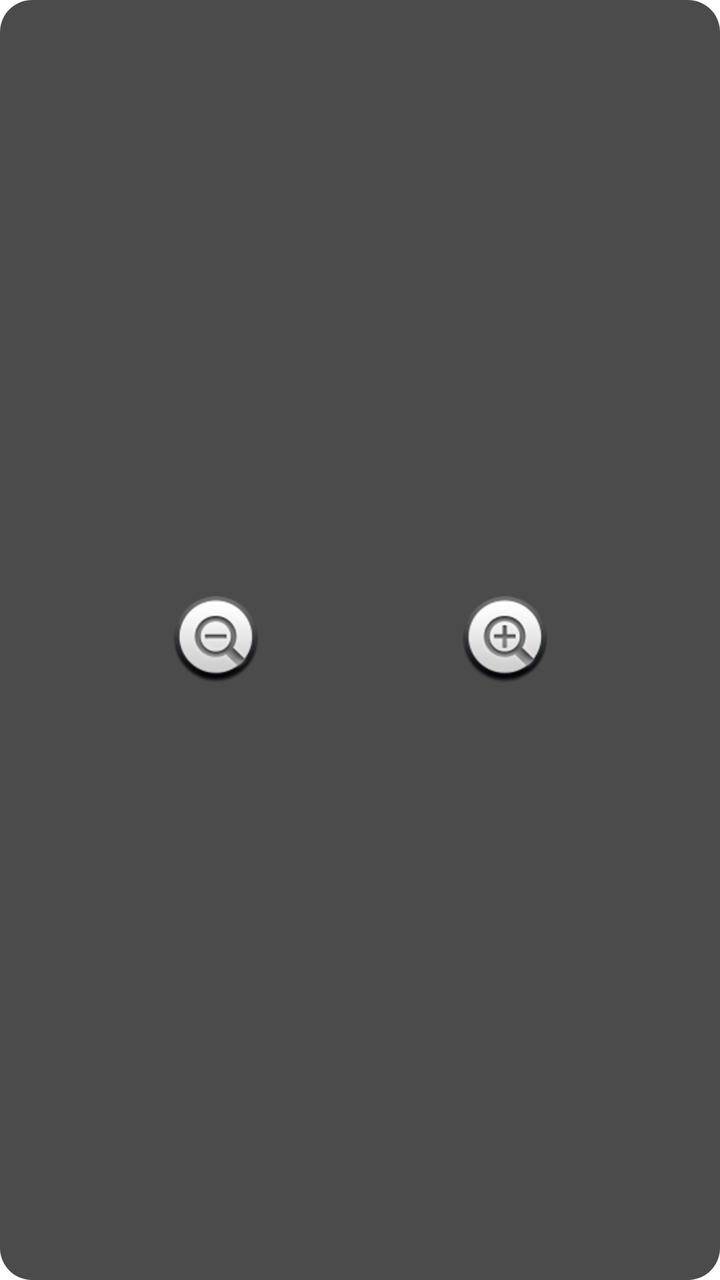
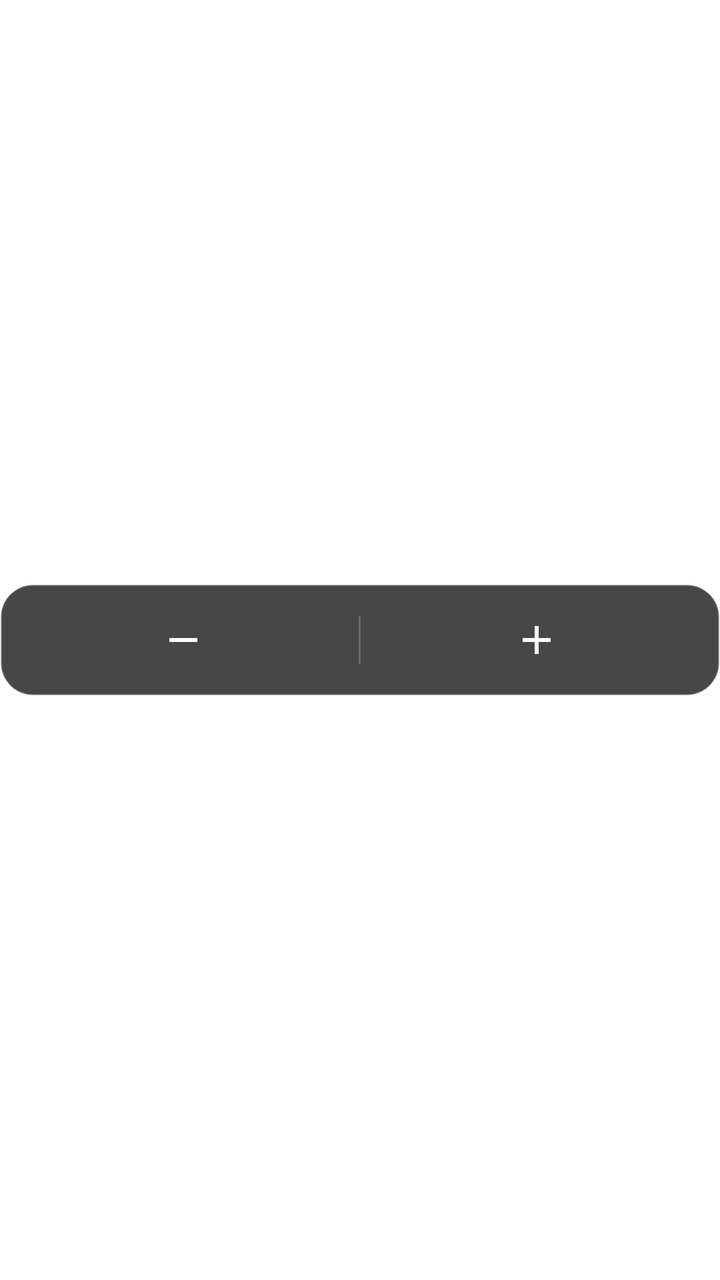

The first picture is an Android layout as it rendered before a commit; the second is the same layout after the commit. The layout source and the unified diff follow.
<!-- AndroidManifest.xml: fallback theme Theme.MaterialComponents.DayNight.NoActionBar -->
<!-- res/layout/widget_1x2.xml -->
<?xml version="1.0" encoding="utf-8"?>
<LinearLayout xmlns:android="http://schemas.android.com/apk/res/android"
    android:layout_width="match_parent"
    android:layout_height="match_parent"
    android:orientation="horizontal"
    android:padding="4dp"
    android:background="@drawable/widget_background"
    android:gravity="center">

    <ImageButton
        android:id="@+id/btn_vol_down"
        android:layout_width="0dp"
        android:layout_height="match_parent"
        android:layout_weight="1"
        android:src="@android:drawable/btn_minus"
        android:scaleType="centerInside"
        android:background="?android:attr/selectableItemBackgroundBorderless"
        android:contentDescription="Volume down" />

    <ImageButton
        android:id="@+id/btn_vol_up"
        android:layout_width="0dp"
        android:layout_height="match_parent"
        android:layout_weight="1"
        android:src="@android:drawable/btn_plus"
        android:scaleType="centerInside"
        android:background="?android:attr/selectableItemBackgroundBorderless"
        android:contentDescription="Volume up" />

</LinearLayout>
<!-- resources referenced by this layout -->
<resources>
  <!-- drawable widget_background (drawable) -->
  <?xml version="1.0" encoding="utf-8"?>
  <shape xmlns:android="http://schemas.android.com/apk/res/android"
      android:shape="rectangle">
      <solid android:color="#CC1E1E1E" />
      <corners android:radius="16dp" />
  </shape>
</resources>

<!-- the commit's change to res/layout/widget_1x2.xml (unified diff, before → after) -->
@@ -1,30 +1,48 @@
 <?xml version="1.0" encoding="utf-8"?>
-<LinearLayout xmlns:android="http://schemas.android.com/apk/res/android"
+<FrameLayout xmlns:android="http://schemas.android.com/apk/res/android"
     android:layout_width="match_parent"
-    android:layout_height="match_parent"
-    android:orientation="horizontal"
-    android:padding="4dp"
-    android:background="@drawable/widget_background"
-    android:gravity="center">
+    android:layout_height="match_parent">
 
-    <ImageButton
-        android:id="@+id/btn_vol_down"
-        android:layout_width="0dp"
-        android:layout_height="match_parent"
-        android:layout_weight="1"
-        android:src="@android:drawable/btn_minus"
-        android:scaleType="centerInside"
-        android:background="?android:attr/selectableItemBackgroundBorderless"
-        android:contentDescription="Volume down" />
+    <LinearLayout
+        android:layout_width="match_parent"
+        android:layout_height="56dp"
+        android:layout_gravity="center"
+        android:orientation="horizontal"
+        android:padding="4dp"
+        android:background="@drawable/widget_background"
+        android:gravity="center">
 
-    <ImageButton
-        android:id="@+id/btn_vol_up"
-        android:layout_width="0dp"
-        android:layout_height="match_parent"
-        android:layout_weight="1"
-        android:src="@android:drawable/btn_plus"
-        android:scaleType="centerInside"
-        android:background="?android:attr/selectableItemBackgroundBorderless"
-        android:contentDescription="Volume up" />
+        <ImageButton
+            android:id="@+id/btn_vol_down"
+            android:layout_width="0dp"
+            android:layout_height="match_parent"
+            android:layout_weight="1"
+            android:src="@drawable/ic_vol_minus"
+            android:tint="#FFFFFFFF"
+            android:scaleType="centerInside"
+            android:padding="12dp"
+            android:background="?android:attr/selectableItemBackgroundBorderless"
+            android:contentDescription="Volume down" />
 
-</LinearLayout>
+        <ImageView
+            android:layout_width="1dp"
+            android:layout_height="24dp"
+            android:layout_gravity="center_vertical"
+            android:background="#33FFFFFF"
+            android:importantForAccessibility="no" />
+
+        <ImageButton
+            android:id="@+id/btn_vol_up"
+            android:layout_width="0dp"
+            android:layout_height="match_parent"
+            android:layout_weight="1"
+            android:src="@drawable/ic_vol_plus"
+            android:tint="#FFFFFFFF"
+            android:scaleType="centerInside"
+            android:padding="12dp"
+            android:background="?android:attr/selectableItemBackgroundBorderless"
+            android:contentDescription="Volume up" />
+
+    </LinearLayout>
+
+</FrameLayout>
<!-- resource entries referenced after the edit -->
@@ -1,10 +1,31 @@
 <!-- resources referenced by this layout -->
 <resources>
+  <!-- drawable ic_vol_minus (drawable) -->
+  <vector xmlns:android="http://schemas.android.com/apk/res/android"
+      android:width="24dp"
+      android:height="24dp"
+      android:viewportWidth="24"
+      android:viewportHeight="24">
+      <path
+          android:fillColor="#FFFFFFFF"
+          android:pathData="M19,13H5v-2h14v2z" />
+  </vector>
+  <!-- drawable ic_vol_plus (drawable) -->
+  <vector xmlns:android="http://schemas.android.com/apk/res/android"
+      android:width="24dp"
+      android:height="24dp"
+      android:viewportWidth="24"
+      android:viewportHeight="24">
+      <path
+          android:fillColor="#FFFFFFFF"
+          android:pathData="M19,13h-6v6h-2v-6H5v-2h6V5h2v6h6v2z" />
+  </vector>
   <!-- drawable widget_background (drawable) -->
   <?xml version="1.0" encoding="utf-8"?>
   <shape xmlns:android="http://schemas.android.com/apk/res/android"
       android:shape="rectangle">
-      <solid android:color="#CC1E1E1E" />
+      <solid android:color="#CC1A1A1A" />
+      <stroke android:width="1dp" android:color="#33FFFFFF" />
       <corners android:radius="16dp" />
   </shape>
 </resources>
